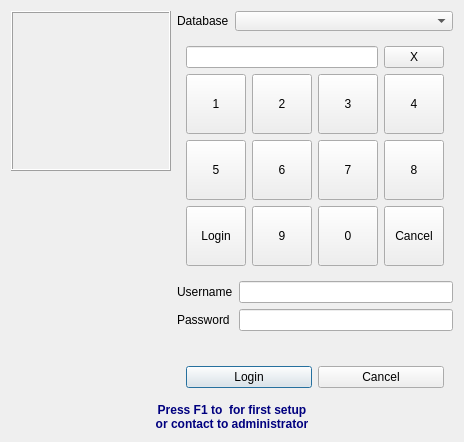
Qt form Resort/login.ui (End1-1/Resort) before a commit.
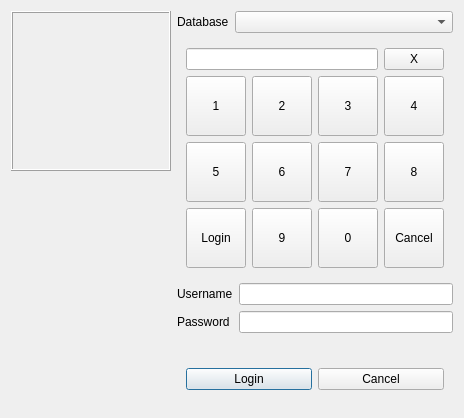
The same form after that commit. Icons and pictures are not drawn.

What changed in the file:
```diff
--- a/Resort/login.ui
+++ b/Resort/login.ui
@@ -7,7 +7,7 @@
     <x>0</x>
     <y>0</y>
     <width>460</width>
-    <height>433</height>
+    <height>418</height>
    </rect>
   </property>
   <property name="sizePolicy">
@@ -451,26 +451,6 @@
      </layout>
     </widget>
    </item>
-   <item row="1" column="0" colspan="2">
-    <widget class="QLabel" name="lbF1">
-     <property name="font">
-      <font>
-       <weight>75</weight>
-       <bold>true</bold>
-      </font>
-     </property>
-     <property name="styleSheet">
-      <string notr="true">color:rgb(0, 0, 127)</string>
-     </property>
-     <property name="text">
-      <string>Press F1 to  for first setup
-or contact to administrator</string>
-     </property>
-     <property name="alignment">
-      <set>Qt::AlignCenter</set>
-     </property>
-    </widget>
-   </item>
   </layout>
  </widget>
  <tabstops>
```
